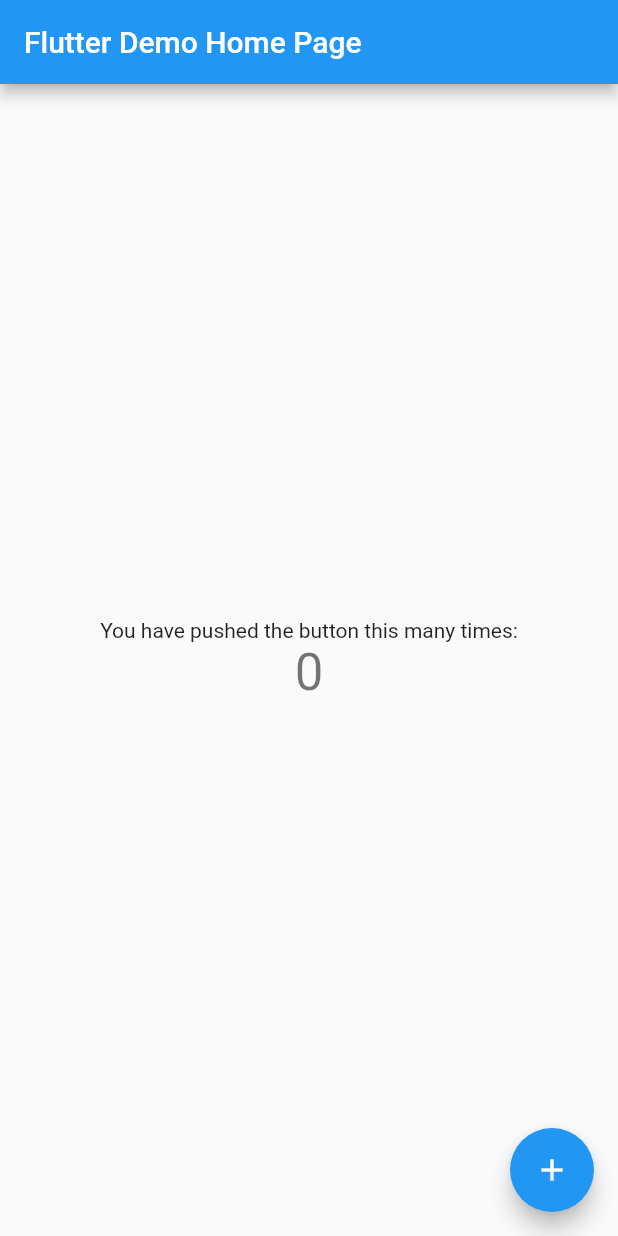
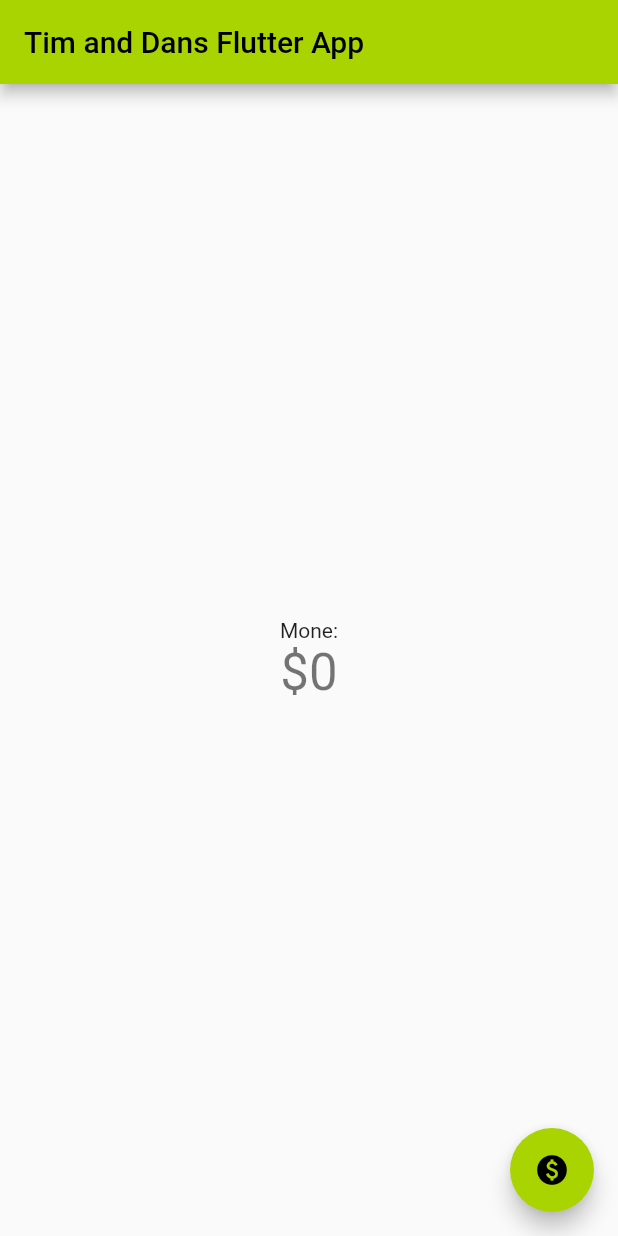
Before and after one commit to FalafelBeingOrg/Flutter-W-, a Flutter app: the screen it shows after launch, on a phone screen of 412 x 824 dp. Run offline on Flutter 3.47's test engine with Material 2 defaults, Android fonts, the phone set to English and light mode, and no system bars.

Commit message:
Working on a tutorial

```diff
--- a/flutterwdan/lib/main.dart
+++ b/flutterwdan/lib/main.dart
@@ -7,39 +7,33 @@
 class MyApp extends StatelessWidget {
   const MyApp({super.key});
 
-  // This widget is the root of your application.
   @override
   Widget build(BuildContext context) {
     return MaterialApp(
-      title: 'Flutter Demo',
+      title: 'Demo for Mom',
       theme: ThemeData(
-        // This is the theme of your application.
-        //
-        // Try running your application with "flutter run". You'll see the
-        // application has a blue toolbar. Then, without quitting the app, try
-        // changing the primarySwatch below to Colors.green and then invoke
-        // "hot reload" (press "r" in the console where you ran "flutter run",
-        // or simply save your changes to "hot reload" in a Flutter IDE).
-        // Notice that the counter didn't reset back to zero; the application
-        // is not restarted.
-        primarySwatch: Colors.blue,
+        primarySwatch: MaterialColor(0xFFAAD401, const{
+           50 : const Color(0xFFAAD401),
+          100 : const Color(0xFFAAD401),
+          200 : const Color(0xFFAAD401),
+          300 : const Color(0xFFAAD401),
+          400 : const Color(0xFFAAD401),
+          500 : const Color(0xFFAAD401),
+          600 : const Color(0xFFAAD401),
+          700 : const Color(0xFFAAD401),
+          800 : const Color(0xFFAAD401),
+          900 : const Color(0xFFAAD401)
+        })
       ),
-      home: const MyHomePage(title: 'Flutter Demo Home Page'),
+      home: new MyHomePage(title:"Tim and Dans Flutter App"),
     );
   }
 }
 
+
 class MyHomePage extends StatefulWidget {
   const MyHomePage({super.key, required this.title});
 
-  // This widget is the home page of your application. It is stateful, meaning
-  // that it has a State object (defined below) that contains fields that affect
-  // how it looks.
-
-  // This class is the configuration for the state. It holds the values (in this
-  // case the title) provided by the parent (in this case the App widget) and
-  // used by the build method of the State. Fields in a Widget subclass are
-  // always marked "final".
 
   final String title;
 
@@ -52,54 +46,27 @@
 
   void _incrementCounter() {
     setState(() {
-      // This call to setState tells the Flutter framework that something has
-      // changed in this State, which causes it to rerun the build method below
-      // so that the display can reflect the updated values. If we changed
-      // _counter without calling setState(), then the build method would not be
-      // called again, and so nothing would appear to happen.
+
       _counter++;
     });
   }
 
   @override
   Widget build(BuildContext context) {
-    // This method is rerun every time setState is called, for instance as done
-    // by the _incrementCounter method above.
-    //
-    // The Flutter framework has been optimized to make rerunning build methods
-    // fast, so that you can just rebuild anything that needs updating rather
-    // than having to individually change instances of widgets.
-    return Scaffold(
-      appBar: AppBar(
-        // Here we take the value from the MyHomePage object that was created by
-        // the App.build method, and use it to set our appbar title.
-        title: Text(widget.title),
+
+    return new Scaffold(
+      appBar: new AppBar(
+        title: new Text(widget.title),
       ),
-      body: Center(
-        // Center is a layout widget. It takes a single child and positions it
-        // in the middle of the parent.
-        child: Column(
-          // Column is also a layout widget. It takes a list of children and
-          // arranges them vertically. By default, it sizes itself to fit its
-          // children horizontally, and tries to be as tall as its parent.
-          //
-          // Invoke "debug painting" (press "p" in the console, choose the
-          // "Toggle Debug Paint" action from the Flutter Inspector in Android
-          // Studio, or the "Toggle Debug Paint" command in Visual Studio Code)
-          // to see the wireframe for each widget.
-          //
-          // Column has various properties to control how it sizes itself and
-          // how it positions its children. Here we use mainAxisAlignment to
-          // center the children vertically; the main axis here is the vertical
-          // axis because Columns are vertical (the cross axis would be
-          // horizontal).
+      body: new Center(
+        child: new Column(
           mainAxisAlignment: MainAxisAlignment.center,
           children: <Widget>[
-            const Text(
-              'You have pushed the button this many times:',
+            new Text(
+              'Mone:',
             ),
-            Text(
-              '$_counter',
+            new Text(
+              '\$$_counter',
               style: Theme.of(context).textTheme.headline4,
             ),
           ],
@@ -108,8 +75,8 @@
       floatingActionButton: FloatingActionButton(
         onPressed: _incrementCounter,
         tooltip: 'Increment',
-        child: const Icon(Icons.add),
-      ), // This trailing comma makes auto-formatting nicer for build methods.
+        child: const Icon(Icons.paid),
+      ),
     );
   }
 }
```
Also changed, not shown: flutterwdan/pubspec.lock.
